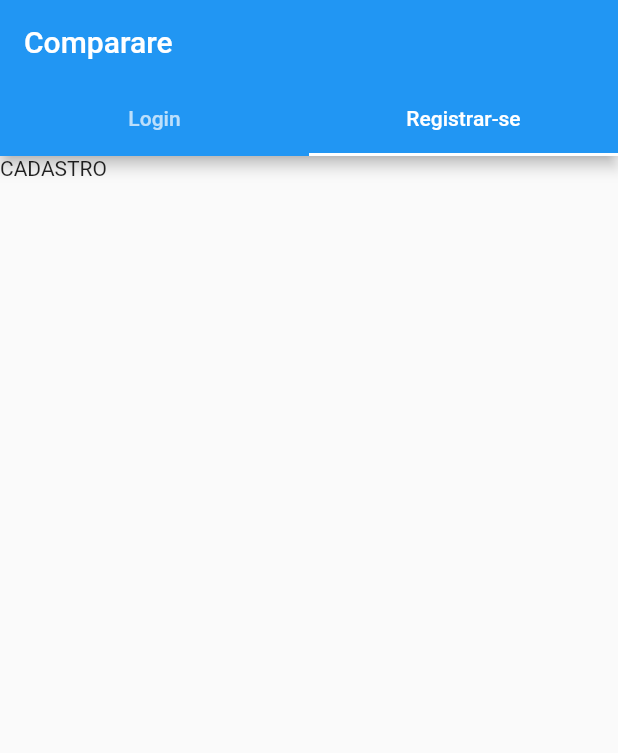
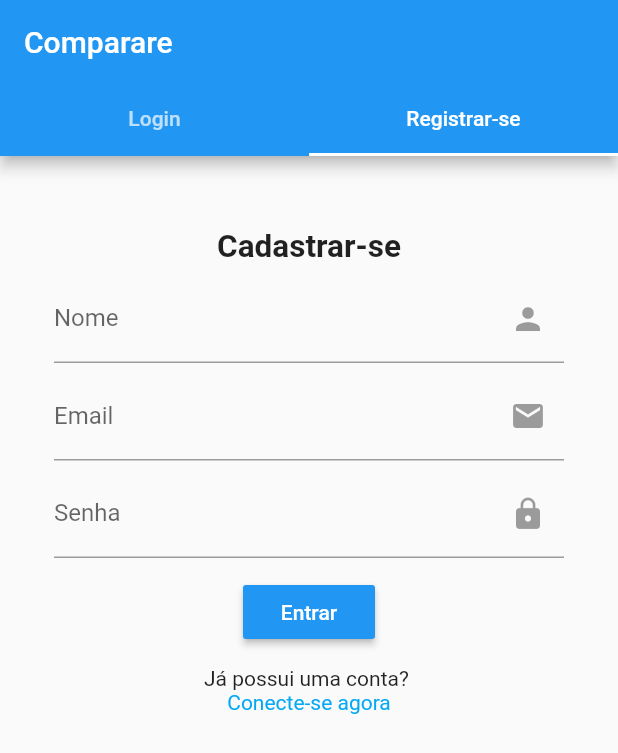
Before and after one commit to mukaschultze/comparare, a Flutter app: the screen it shows after launch, tab 2 chosen, on a phone screen of 412 x 824 dp. Shown: the top 753 px of the screen. Run offline on Flutter 3.47's test engine with Material 2 defaults, Android fonts, the phone set to English and light mode, and no system bars; our stand-ins replace cloud_firestore, cloud_functions, firebase_core, flutter_signin_button, shared_preferences; missing offline and left inert: flutter_barcode_scanner; accounts and stored records are empty.

Commit message:
cadastro widget

```diff
--- a/comparare_app/lib/login/login.dart
+++ b/comparare_app/lib/login/login.dart
@@ -45,7 +45,7 @@ class _BodyState extends State<Body> {
             title: Text("Comparare"),
           ),
           body: TabBarView(
-            children: [Login(), Text("CADASTRO")],
+            children: [Login(), SignUP()],
           ),
         ),
       ),
@@ -95,7 +95,7 @@ class Login extends StatelessWidget {
             keyboardType: TextInputType.visiblePassword,
           ),
           SizedBox(
-            height: 6,
+            height: 12,
           ),
           RaisedButton(
             onPressed: () => {},
@@ -144,3 +144,87 @@ class Login extends StatelessWidget {
     );
   }
 }
+
+class SignUP extends StatelessWidget {
+  @override
+  Widget build(BuildContext context) {
+    return Container(
+      padding: EdgeInsets.all(36),
+      child: Column(
+        children: [
+          SizedBox(
+            height: 12,
+          ),
+          Text(
+            "Cadastrar-se",
+            style: TextStyle(
+              fontSize: 21,
+              fontWeight: FontWeight.bold,
+            ),
+          ),
+          SizedBox(
+            height: 6,
+          ),
+          TextField(
+            decoration: InputDecoration(
+                labelText: "Nome",
+                hintText: "Ex: Maria",
+                suffixIcon: IconButton(
+                  icon: Icon(Icons.person),
+                )),
+            keyboardType: TextInputType.emailAddress,
+          ),
+          SizedBox(
+            height: 6,
+          ),
+          TextField(
+            decoration: InputDecoration(
+                labelText: "Email",
+                hintText: "seu.email@gmail.com",
+                suffixIcon: IconButton(
+                  icon: Icon(Icons.email),
+                )),
+            keyboardType: TextInputType.emailAddress,
+          ),
+          SizedBox(
+            height: 6,
+          ),
+          TextField(
+            decoration: InputDecoration(
+                labelText: "Senha",
+                suffixIcon: IconButton(
+                  icon: Icon(Icons.lock),
+                )),
+            keyboardType: TextInputType.visiblePassword,
+            obscureText: true,
+          ),
+          SizedBox(
+            height:12,
+          ),
+          RaisedButton(
+            onPressed: () => {},
+            child: Text("Entrar"),
+            color: Colors.blue,
+            textColor: Colors.white,
+          ),
+          SizedBox(
+            height: 12,
+          ),
+          Text(
+            "Já possui uma conta? ",
+          ),
+          GestureDetector(
+            onTap: () {
+              // Navigator.pushNamed(context, "myRoute");
+              DefaultTabController.of(context).animateTo(0);
+            },
+            child: new Text(
+              "Conecte-se agora",
+              style: TextStyle(color: Colors.lightBlue),
+            ),
+          )
+        ],
+      ),
+    );
+  }
+}
```
